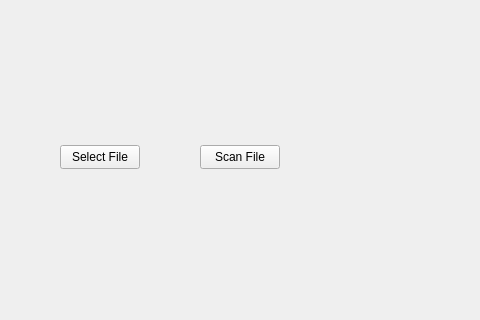
Before: the Qt Designer form cybersec_toolkit/mainwindow.ui in CharcoalNuggets/Cybersec-Toolkit, drawn with Qt 5; both pictures show x 320 to 800 and y 154 to 474 of the 800 by 600 pixel window.
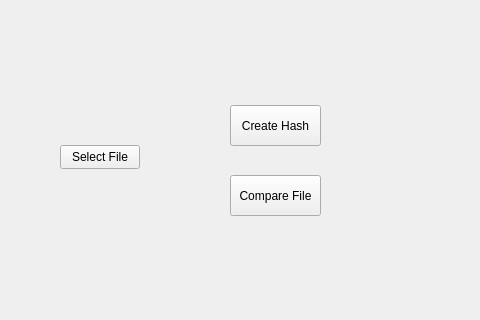
After: the same form once the commit is applied. The open tabs and pages were chosen to show the change.

The edit to the form file:
```diff
--- a/cybersec_toolkit/mainwindow.ui
+++ b/cybersec_toolkit/mainwindow.ui
@@ -161,14 +161,27 @@
      <widget class="QPushButton" name="scanButton">
       <property name="geometry">
        <rect>
-        <x>310</x>
-        <y>260</y>
-        <width>80</width>
-        <height>24</height>
+        <x>340</x>
+        <y>220</y>
+        <width>91</width>
+        <height>41</height>
        </rect>
       </property>
       <property name="text">
-       <string>Scan File</string>
+       <string>Create Hash</string>
+      </property>
+     </widget>
+     <widget class="QPushButton" name="compareButton">
+      <property name="geometry">
+       <rect>
+        <x>340</x>
+        <y>290</y>
+        <width>91</width>
+        <height>41</height>
+       </rect>
+      </property>
+      <property name="text">
+       <string>Compare File</string>
       </property>
      </widget>
     </widget>
```
Left out of the diff: 4 changed lines with no effect on the pictures.
